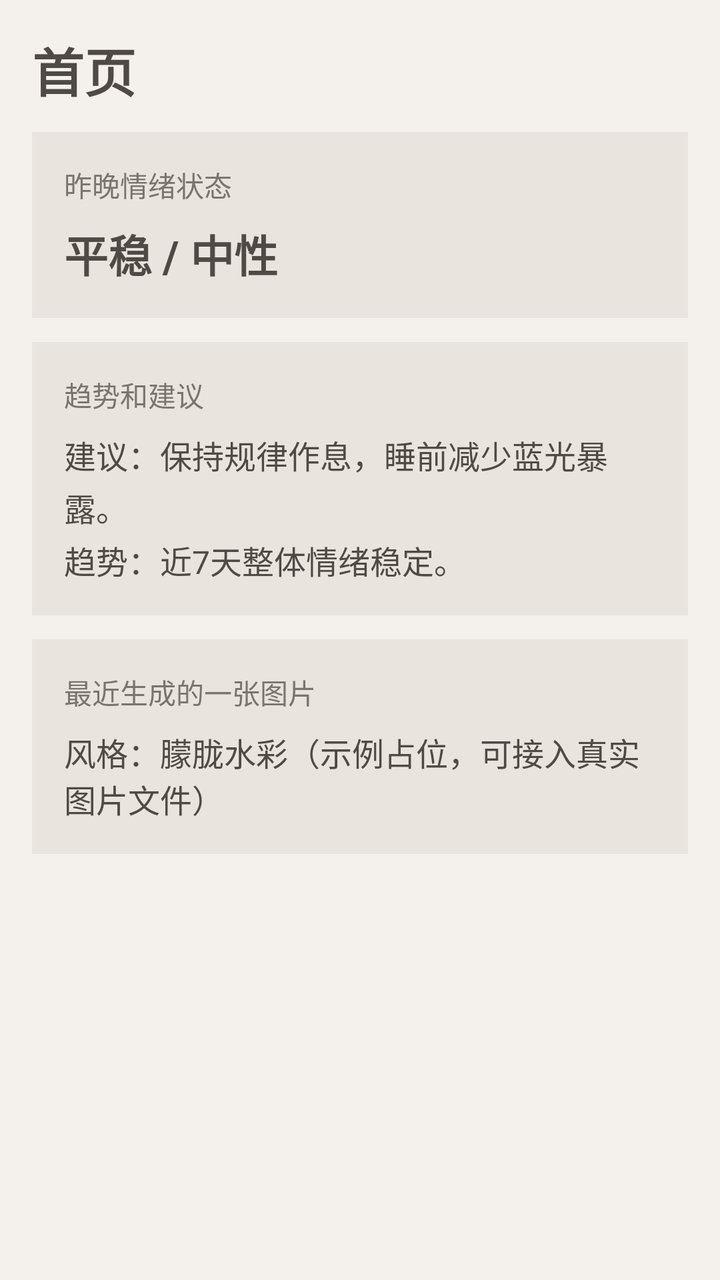
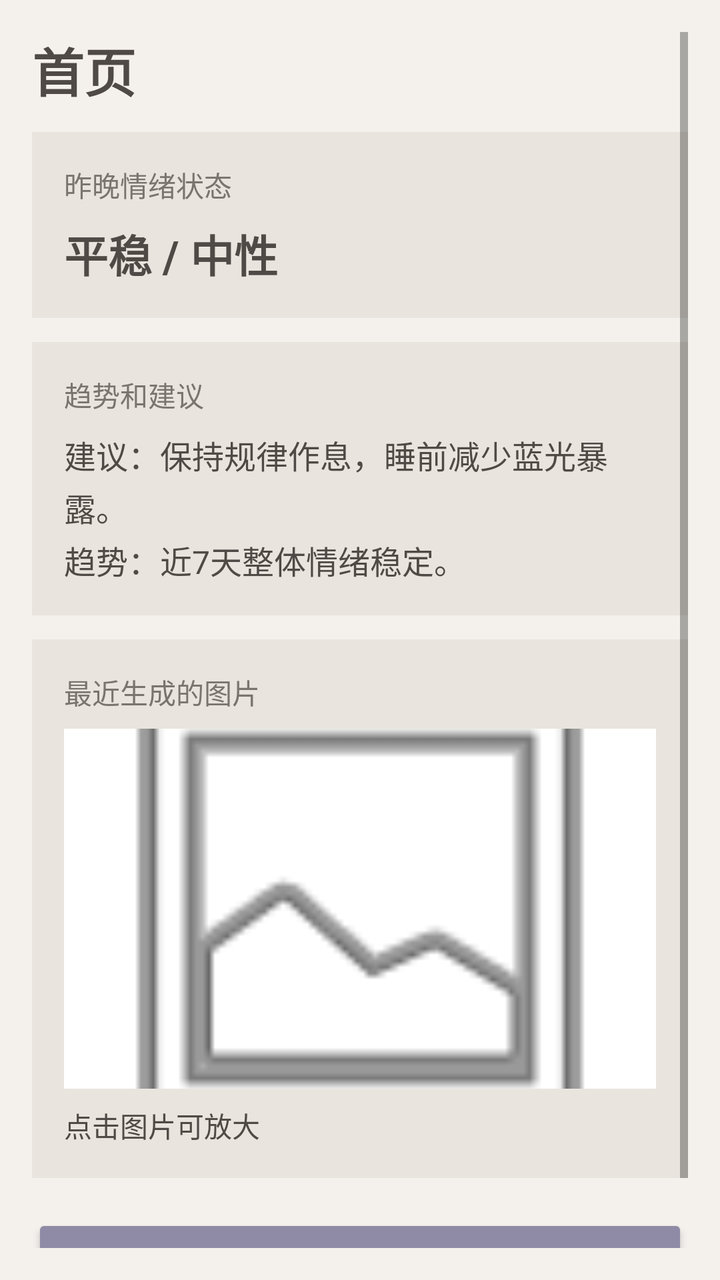

Compare the two renders of this Android layout. The source of the first and the diff that turns it into the second are given below.
<!-- AndroidManifest.xml: application theme Theme.DreamAnalyzer -->
<!-- res/layout/fragment_home.xml -->
<?xml version="1.0" encoding="utf-8"?>
<ScrollView xmlns:android="http://schemas.android.com/apk/res/android"
    android:layout_width="match_parent"
    android:layout_height="match_parent"
    android:background="@color/morandi_bg"
    android:fillViewport="true"
    android:padding="16dp">

    <LinearLayout
        android:layout_width="match_parent"
        android:layout_height="wrap_content"
        android:orientation="vertical">

        <TextView
            android:layout_width="wrap_content"
            android:layout_height="wrap_content"
            android:text="首页"
            android:textColor="@color/morandi_text_primary"
            android:textSize="26sp"
            android:textStyle="bold" />

        <LinearLayout
            android:layout_width="match_parent"
            android:layout_height="wrap_content"
            android:layout_marginTop="12dp"
            android:background="@color/morandi_card"
            android:orientation="vertical"
            android:padding="16dp">

            <TextView
                android:layout_width="wrap_content"
                android:layout_height="wrap_content"
                android:text="昨晚情绪状态"
                android:textColor="@color/morandi_text_secondary"
                android:textSize="14sp" />

            <TextView
                android:id="@+id/tv_last_emotion"
                android:layout_width="wrap_content"
                android:layout_height="wrap_content"
                android:layout_marginTop="8dp"
                android:text="平稳 / 中性"
                android:textColor="@color/morandi_text_primary"
                android:textSize="22sp"
                android:textStyle="bold" />
        </LinearLayout>

        <LinearLayout
            android:layout_width="match_parent"
            android:layout_height="wrap_content"
            android:layout_marginTop="12dp"
            android:background="@color/morandi_card"
            android:orientation="vertical"
            android:padding="16dp">

            <TextView
                android:layout_width="wrap_content"
                android:layout_height="wrap_content"
                android:text="趋势和建议"
                android:textColor="@color/morandi_text_secondary"
                android:textSize="14sp" />

            <TextView
                android:id="@+id/tv_trend_and_suggestion"
                android:layout_width="match_parent"
                android:layout_height="wrap_content"
                android:layout_marginTop="8dp"
                android:lineSpacingExtra="3dp"
                android:text="建议：保持规律作息，睡前减少蓝光暴露。&#10;趋势：近7天整体情绪稳定。"
                android:textColor="@color/morandi_text_primary"
                android:textSize="16sp" />
        </LinearLayout>

        <LinearLayout
            android:layout_width="match_parent"
            android:layout_height="wrap_content"
            android:layout_marginTop="12dp"
            android:background="@color/morandi_card"
            android:orientation="vertical"
            android:padding="16dp">

            <TextView
                android:layout_width="wrap_content"
                android:layout_height="wrap_content"
                android:text="最近生成的一张图片"
                android:textColor="@color/morandi_text_secondary"
                android:textSize="14sp" />

            <TextView
                android:id="@+id/tv_last_image_hint"
                android:layout_width="match_parent"
                android:layout_height="wrap_content"
                android:layout_marginTop="8dp"
                android:text="风格：朦胧水彩（示例占位，可接入真实图片文件）"
                android:textColor="@color/morandi_text_primary"
                android:textSize="16sp" />
        </LinearLayout>

    </LinearLayout>

</ScrollView>
<!-- resources referenced by this layout -->
<resources>
  <color name="morandi_bg">#F4F1ED</color>
  <color name="morandi_card">#E9E4DE</color>
  <color name="morandi_text_primary">#4F4A45</color>
  <color name="morandi_text_secondary">#7A746E</color>
  <style name="Theme.DreamAnalyzer" parent="Theme.MaterialComponents.Light.NoActionBar">
          <item name="colorPrimary">@color/morandi_primary</item>
          <item name="colorPrimaryVariant">@color/morandi_primary_dark</item>
          <item name="colorOnPrimary">@color/white</item>
  
          <item name="colorSecondary">@color/morandi_secondary</item>
          <item name="colorSecondaryVariant">@color/morandi_secondary</item>
          <item name="colorOnSecondary">@color/morandi_text_primary</item>
  
          <item name="android:statusBarColor">@color/morandi_primary_dark</item>
          <item name="android:navigationBarColor">@color/morandi_bg</item>
          <item name="android:windowBackground">@color/morandi_bg</item>
      </style>
  <color name="morandi_primary">#8F8AA6</color>
  <color name="morandi_primary_dark">#7B7691</color>
  <color name="white">#FFFFFFFF</color>
  <color name="morandi_secondary">#A6B8A7</color>
</resources>

<!-- the commit's change to res/layout/fragment_home.xml (unified diff, before → after) -->
@@ -82,19 +82,41 @@
             <TextView
                 android:layout_width="wrap_content"
                 android:layout_height="wrap_content"
-                android:text="最近生成的一张图片"
+                android:text="最近生成的图片"
                 android:textColor="@color/morandi_text_secondary"
                 android:textSize="14sp" />
+
+            <ImageView
+                android:id="@+id/iv_last_image"
+                android:layout_width="match_parent"
+                android:layout_height="180dp"
+                android:layout_marginTop="8dp"
+                android:background="@android:color/white"
+                android:scaleType="centerCrop"
+                android:src="@android:drawable/ic_menu_gallery" />
 
             <TextView
                 android:id="@+id/tv_last_image_hint"
                 android:layout_width="match_parent"
                 android:layout_height="wrap_content"
                 android:layout_marginTop="8dp"
-                android:text="风格：朦胧水彩（示例占位，可接入真实图片文件）"
+                android:text="点击图片可放大"
                 android:textColor="@color/morandi_text_primary"
-                android:textSize="16sp" />
+                android:textSize="14sp" />
         </LinearLayout>
+
+        <Button
+            android:id="@+id/btn_quick_post"
+            android:layout_width="match_parent"
+            android:layout_height="wrap_content"
+            android:layout_marginTop="18dp"
+            android:backgroundTint="@color/morandi_primary"
+            android:text="发布博客以记录此时的心情"
+            android:textColor="@color/white" />
+
+        <Space
+            android:layout_width="match_parent"
+            android:layout_height="24dp" />
 
     </LinearLayout>
 
<!-- resource entries referenced after the edit -->
@@ -2,8 +2,10 @@
 <resources>
   <color name="morandi_bg">#F4F1ED</color>
   <color name="morandi_card">#E9E4DE</color>
+  <color name="morandi_primary">#8F8AA6</color>
   <color name="morandi_text_primary">#4F4A45</color>
   <color name="morandi_text_secondary">#7A746E</color>
+  <color name="white">#FFFFFFFF</color>
   <style name="Theme.DreamAnalyzer" parent="Theme.MaterialComponents.Light.NoActionBar">
           <item name="colorPrimary">@color/morandi_primary</item>
           <item name="colorPrimaryVariant">@color/morandi_primary_dark</item>
@@ -17,9 +19,7 @@
           <item name="android:navigationBarColor">@color/morandi_bg</item>
           <item name="android:windowBackground">@color/morandi_bg</item>
       </style>
-  <color name="morandi_primary">#8F8AA6</color>
   <color name="morandi_primary_dark">#7B7691</color>
-  <color name="white">#FFFFFFFF</color>
   <color name="morandi_secondary">#A6B8A7</color>
 </resources>
 
